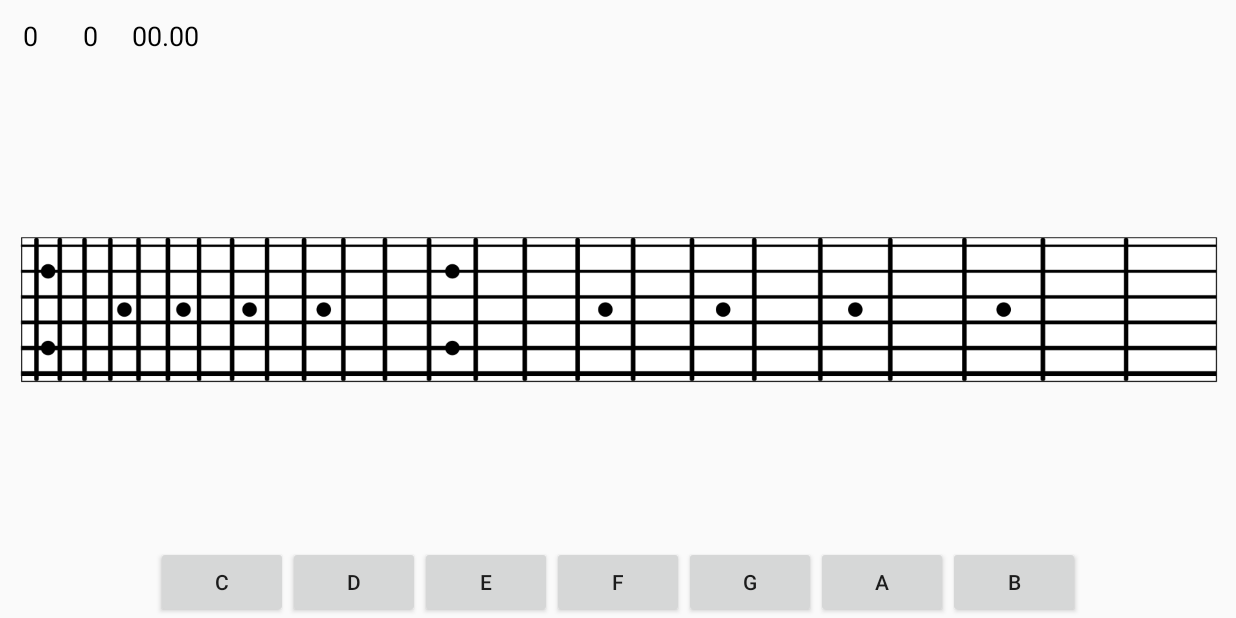
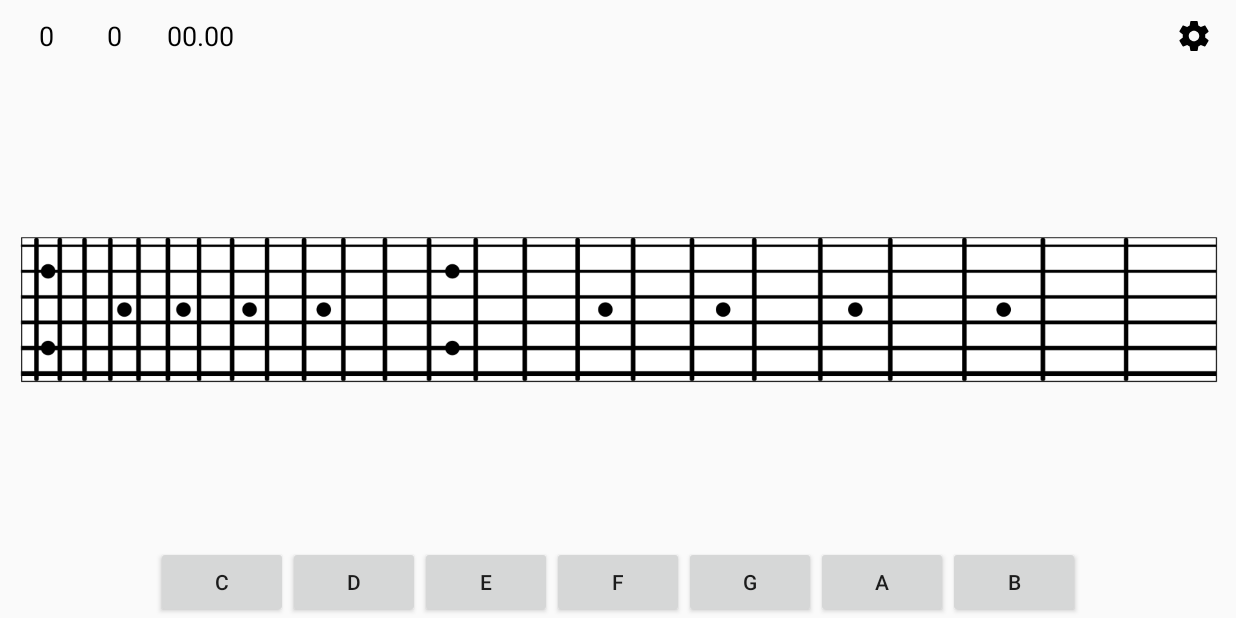
Before and after one commit to diatanato/FretboardLogic, an Android app: the screen it shows after launch (MainActivity), on a phone screen of 824 x 412 dp (held sideways). Run offline under Robolectric (Android 15) with nearby library versions, the phone set to English and light mode, and no system bars.

Commit message:
добавил редактирование настроек

```diff
--- a/app/build.gradle
+++ b/app/build.gradle
@@ -26,4 +26,6 @@ dependencies {
     implementation 'com.android.support:appcompat-v7:28.0.0'
     implementation 'com.android.support.constraint:constraint-layout:1.1.3'
     implementation 'com.android.support:design:28.0.0'
+    implementation 'com.android.support:preference-v7:28.0.0'
+    implementation 'com.android.support:support-v4:28.0.0'
 }
--- a/app/src/main/AndroidManifest.xml
+++ b/app/src/main/AndroidManifest.xml
@@ -10,6 +10,10 @@
         android:supportsRtl="true"
         android:theme="@style/AppTheme">
         <activity
+            android:name=".settings.SettingsActivity"
+            android:label="@string/settings"
+            android:theme="@style/AppTheme.NoActionBar"></activity>
+        <activity
             android:name=".MainActivity"
             android:theme="@style/AppTheme.NoActionBar"
             android:screenOrientation="sensorLandscape">
--- a/app/src/main/java/com/diatanato/android/fretboarlogic/MainActivity.java
+++ b/app/src/main/java/com/diatanato/android/fretboarlogic/MainActivity.java
@@ -4,10 +4,13 @@ import android.animation.Animator;
 import android.animation.Animator.AnimatorListener;
 import android.animation.AnimatorInflater;
 import android.animation.AnimatorListenerAdapter;
+import android.content.Intent;
 import android.support.v7.app.AppCompatActivity;
 import android.os.Bundle;
 import android.view.View;
 import android.widget.TextView;
+
+import com.diatanato.android.fretboarlogic.settings.SettingsActivity;
 
 import java.util.Calendar;
 
@@ -41,6 +44,10 @@ public class MainActivity extends AppCompatActivity
         {
             zoom();
             setPoint();
+        });
+        findViewById(R.id.settings).setOnClickListener(view ->
+        {
+            startActivity(new Intent(this, SettingsActivity.class));
         });
     }
 
--- /dev/null
+++ b/app/src/main/res/drawable/settings.xml
@@ -0,0 +1,9 @@
+<vector xmlns:android="http://schemas.android.com/apk/res/android"
+        android:width="24dp"
+        android:height="24dp"
+        android:viewportWidth="24.0"
+        android:viewportHeight="24.0">
+    <path
+        android:fillColor="#FF000000"
+        android:pathData="M19.43,12.98c0.04,-0.32 0.07,-0.64 0.07,-0.98s-0.03,-0.66 -0.07,-0.98l2.11,-1.65c0.19,-0.15 0.24,-0.42 0.12,-0.64l-2,-3.46c-0.12,-0.22 -0.39,-0.3 -0.61,-0.22l-2.49,1c-0.52,-0.4 -1.08,-0.73 -1.69,-0.98l-0.38,-2.65C14.46,2.18 14.25,2 14,2h-4c-0.25,0 -0.46,0.18 -0.49,0.42l-0.38,2.65c-0.61,0.25 -1.17,0.59 -1.69,0.98l-2.49,-1c-0.23,-0.09 -0.49,0 -0.61,0.22l-2,3.46c-0.13,0.22 -0.07,0.49 0.12,0.64l2.11,1.65c-0.04,0.32 -0.07,0.65 -0.07,0.98s0.03,0.66 0.07,0.98l-2.11,1.65c-0.19,0.15 -0.24,0.42 -0.12,0.64l2,3.46c0.12,0.22 0.39,0.3 0.61,0.22l2.49,-1c0.52,0.4 1.08,0.73 1.69,0.98l0.38,2.65c0.03,0.24 0.24,0.42 0.49,0.42h4c0.25,0 0.46,-0.18 0.49,-0.42l0.38,-2.65c0.61,-0.25 1.17,-0.59 1.69,-0.98l2.49,1c0.23,0.09 0.49,0 0.61,-0.22l2,-3.46c0.12,-0.22 0.07,-0.49 -0.12,-0.64l-2.11,-1.65zM12,15.5c-1.93,0 -3.5,-1.57 -3.5,-3.5s1.57,-3.5 3.5,-3.5 3.5,1.57 3.5,3.5 -1.57,3.5 -3.5,3.5z"/>
+</vector>
--- a/app/src/main/res/layout/activity_main.xml
+++ b/app/src/main/res/layout/activity_main.xml
@@ -23,36 +23,57 @@
         android:layout_height="@dimen/toolbar_height"
         android:gravity="center_vertical"
         android:orientation="horizontal"
+        android:paddingLeft="8dp"
+        android:paddingRight="8dp"
         app:layout_constraintEnd_toEndOf="parent"
         app:layout_constraintStart_toStartOf="parent"
         app:layout_constraintTop_toTopOf="parent">
 
         <TextView
             android:id="@+id/correct"
-            android:layout_width="40dp"
+            android:layout_width="45dp"
             android:layout_height="wrap_content"
             android:text="0"
             android:textAlignment="center"
             android:textColor="@android:color/black"
-            android:textSize="18sp" />
+            android:textSize="18sp"
+            tools:text="0000" />
 
         <TextView
             android:id="@+id/incorrect"
-            android:layout_width="40dp"
+            android:layout_width="45dp"
             android:layout_height="wrap_content"
             android:text="0"
             android:textAlignment="center"
             android:textColor="@android:color/black"
-            android:textSize="18sp" />
+            android:textSize="18sp"
+            tools:text="0000" />
 
         <TextView
             android:id="@+id/speed"
-            android:layout_width="60dp"
+            android:layout_width="70dp"
             android:layout_height="wrap_content"
             android:text="00.00"
             android:textAlignment="center"
             android:textColor="@android:color/black"
-            android:textSize="18sp" />
+            android:textSize="18sp"
+            tools:text="0000.00" />
+
+        <View
+            android:id="@+id/divider"
+            android:layout_width="0dp"
+            android:layout_height="0dp"
+            android:layout_weight="1" />
+
+        <ImageView
+            android:id="@+id/settings"
+            android:layout_width="40dp"
+            android:layout_height="wrap_content"
+            android:clickable="true"
+            android:contentDescription="@string/settings"
+            android:elevation="0dp"
+            android:scaleType="centerInside"
+            app:srcCompat="@drawable/settings" />
     </LinearLayout>
 
     <LinearLayout
```
Also changed, not shown: app/src/main/java/com/diatanato/android/fretboarlogic/settings/SettingsActivity.java (added, +30 -0 lines), app/src/main/java/com/diatanato/android/fretboarlogic/settings/SettingsFragment.java (added, +16 -0 lines), app/src/main/res/layout/activity_settings.xml (added, +31 -0 lines), app/src/main/res/values/strings.xml (+18 -0 lines), app/src/main/res/xml/preferences.xml (added, +21 -0 lines).
